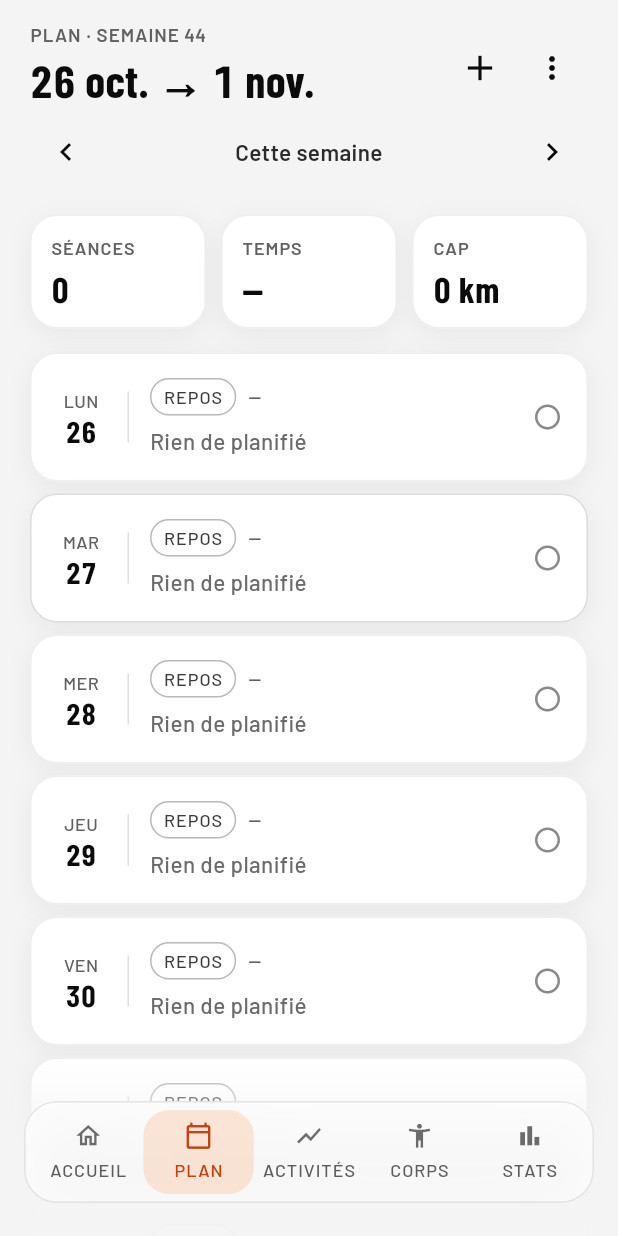
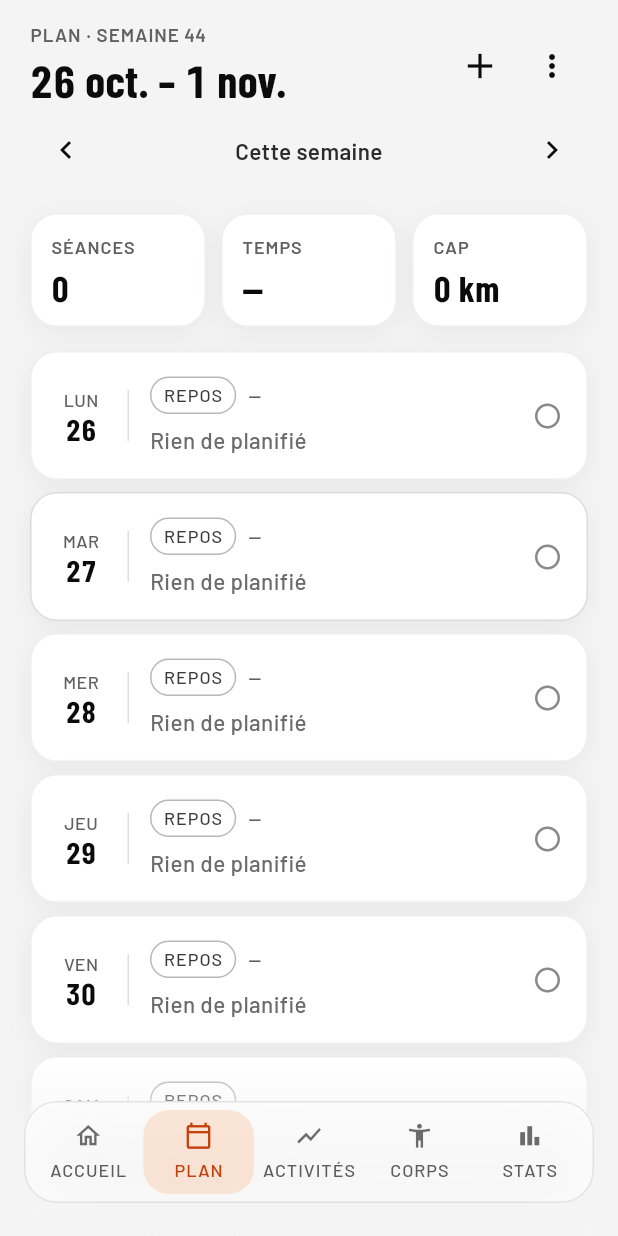
Before and after one commit to lucaslle/SportApp, a Flutter app: the screen it shows after launch, item 2 of the bottom bar chosen, on a phone screen of 412 x 824 dp. Run offline on Flutter 3.47's test engine with Material 3 defaults, Android fonts, the phone set to English and light mode, and no system bars; our stand-ins replace file_picker, flutter_map, flutter_riverpod, flutter_secure_storage, google_fonts, latlong2.

Commit message:
Ajustements après revue à l'écran : détail d'activité, plan, cartes et panneaux

```diff
--- a/fitness_tracker/lib/screens/body_screen.dart
+++ b/fitness_tracker/lib/screens/body_screen.dart
@@ -227,7 +227,11 @@ class _WeighingDialogState extends State<_WeighingDialog> {
               final picked = await pickAppDate(context, _date);
               if (picked != null) setState(() => _date = picked);
             },
-            child: Text(FrDate.longDayShortMonth(_date), style: AppText.sans(size: 14)),
+            child: Row(mainAxisAlignment: MainAxisAlignment.center, children: [
+              Icon(Icons.calendar_today_outlined, size: 18, color: AppColors.accentText),
+              SizedBox(width: 10),
+              Text(FrDate.longDayShortMonth(_date), style: AppText.sans(size: 14))
+            ]),
           ),
           if (sameDay != null) ...[
             SizedBox(height: 8),
--- a/fitness_tracker/lib/screens/history_screen.dart
+++ b/fitness_tracker/lib/screens/history_screen.dart
@@ -51,7 +51,7 @@ class HistoryScreen extends ConsumerWidget {
         if (all.isNotEmpty) ...[
           SizedBox(height: 4),
           Text(
-            '${all.length} sortie${all.length > 1 ? 's' : ''} · ${formatKm(totalKm)} km',
+            '${all.length} activité${all.length > 1 ? 's' : ''} · ${formatKm(totalKm)} km',
             style: AppText.sans(size: 14, color: AppColors.muted),
           ),
         ],
@@ -171,9 +171,9 @@ class _ActivityCard extends StatelessWidget {
             spacing: 22,
             runSpacing: 8,
             children: [
-              _Metric('DIST', km == null ? '—' : '${formatKm(km)} km'),
+              if (km != null) _Metric('DIST', '${formatKm(km)} km'),
               _Metric('TEMPS', session.durationLabel),
-              _Metric(isBike ? 'VITESSE' : 'ALLURE', formatPace(session)),
+              if (formatPace(session) != '—') _Metric(isBike ? 'VITESSE' : 'ALLURE', formatPace(session)),
               // Effort ressenti de 1 à 10, saisi à la main : absent des sorties Garmin.
               if (session.rpe != null) _Metric('RPE', '${session.rpe}/10'),
             ],
--- a/fitness_tracker/lib/screens/plan_screen.dart
+++ b/fitness_tracker/lib/screens/plan_screen.dart
@@ -5,6 +5,7 @@ import '../app/app_screen.dart';
 import '../models/workout_session.dart';
 import '../state/session_providers.dart';
 import '../theme/app_theme.dart';
+import '../theme/sport_colors.dart';
 import '../utils/fr_date.dart';
 import '../widgets/ui.dart';
 import 'csv_sheet.dart';
@@ -171,6 +172,7 @@ class _DayRows extends StatelessWidget {
             day: day,
             today: today,
             tag: [sessions[i].sport.code, ...sessions[i].tags.take(1)].join(' · '),
+            tagColor: sessions[i].sport.color,
             duration: sessions[i].durationLabel,
             title: sessions[i].title,
             state: sessions[i].isRest
@@ -181,7 +183,7 @@ class _DayRows extends StatelessWidget {
             stateColor: sessions[i].isRest
                 ? AppColors.dimmer
                 : sessions[i].done
-                    ? AppColors.text
+                    ? AppColors.accentText
                     : AppColors.muted,
             onTap: () => context.goTo(AppScreen.session, arguments: sessions[i].id),
           ),
@@ -196,6 +198,7 @@ class _DayRow extends StatelessWidget {
     required this.day,
     required this.today,
     required this.tag,
+    this.tagColor,
     required this.duration,
     required this.title,
     required this.state,
@@ -207,6 +210,9 @@ class _DayRow extends StatelessWidget {
   final DateTime day;
   final DateTime today;
   final String tag;
+
+  /// Couleur du sport de la séance ; gris pour un jour sans séance.
+  final Color? tagColor;
   final String duration;
   final String title;
   final String state;
@@ -240,7 +246,14 @@ class _DayRow extends StatelessWidget {
               children: [
                 Row(
                   children: [
-                    Flexible(child: TagPill(tag)),
+                    Flexible(
+                      child: TagPill(
+                        tag,
+                        color: tagColor,
+                        borderColor: tagColor?.withValues(alpha: .55),
+                        background: tagColor?.withValues(alpha: .12) ?? Colors.transparent,
+                      ),
+                    ),
                     SizedBox(width: 8),
                     Text(
                       duration,
--- a/fitness_tracker/lib/screens/record_sheet.dart
+++ b/fitness_tracker/lib/screens/record_sheet.dart
@@ -300,7 +300,11 @@ class _RecordDialogState extends State<_RecordDialog> {
                 final picked = await pickAppDate(context, _date);
                 if (picked != null) setState(() => _date = picked);
               },
-              child: Text('Le ${FrDate.longDayShortMonth(_date).toLowerCase()}', style: AppText.sans(size: 14)),
+              child: Row(mainAxisAlignment: MainAxisAlignment.center, children: [
+                Icon(Icons.calendar_today_outlined, size: 18, color: AppColors.accentText),
+                SizedBox(width: 10),
+                Text('Le ${FrDate.longDayShortMonth(_date).toLowerCase()}', style: AppText.sans(size: 14))
+              ]),
             ),
             if (_error != null) ...[
               SizedBox(height: 10),
--- a/fitness_tracker/lib/utils/fr_date.dart
+++ b/fitness_tracker/lib/utils/fr_date.dart
@@ -81,13 +81,13 @@ abstract final class FrDate {
   static String abbrevDay(DateTime date) =>
       '${dayAbbrev[date.weekday - 1]} ${date.day} ${monthShort[date.month - 1]}';
 
-  /// "14 → 20 sept." ou "28 sept. → 4 oct."
+  /// "14 – 20 sept." ou "28 sept. – 4 oct."
   static String weekRange(DateTime monday) {
     final sunday = monday.add(const Duration(days: 6));
     if (monday.month == sunday.month) {
-      return '${monday.day} → ${sunday.day} ${monthShort[sunday.month - 1]}';
+      return '${monday.day} – ${sunday.day} ${monthShort[sunday.month - 1]}';
     }
-    return '${monday.day} ${monthShort[monday.month - 1]} → '
+    return '${monday.day} ${monthShort[monday.month - 1]} – '
         '${sunday.day} ${monthShort[sunday.month - 1]}';
   }
 
```
Also changed, not shown: fitness_tracker/lib/screens/activity_screen.dart (+22 -41 lines), 2 other files.
